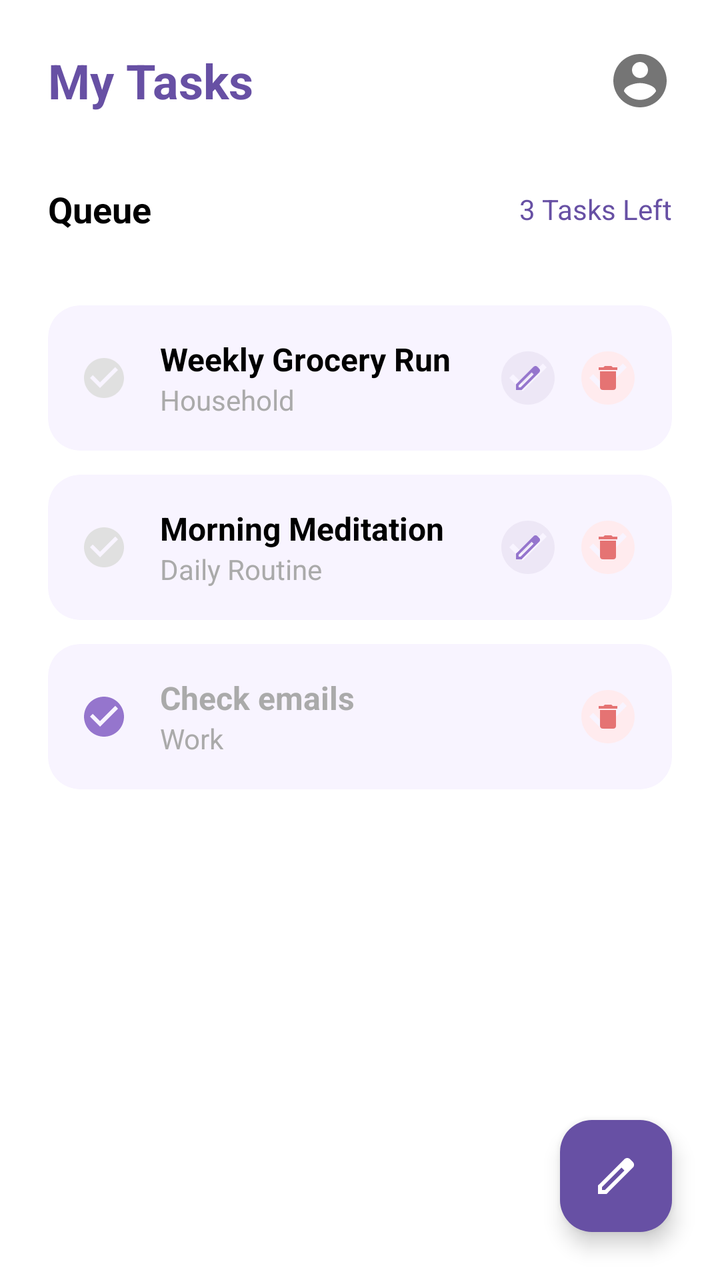
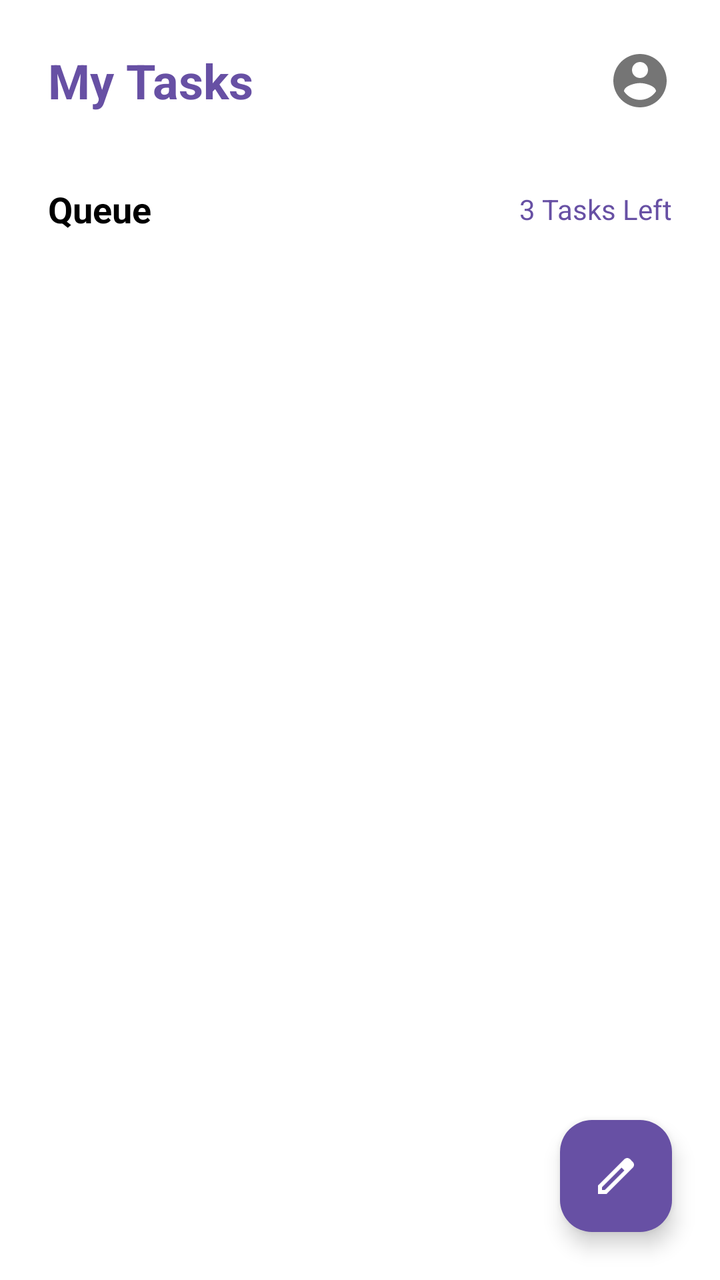

The first picture is an Android layout as it rendered before a commit; the second is the same layout after the commit. The layout source and the unified diff follow.
<!-- AndroidManifest.xml: application theme Theme.CheckIt -->
<!-- res/layout/activity_main.xml -->
<?xml version="1.0" encoding="utf-8"?>
<androidx.constraintlayout.widget.ConstraintLayout xmlns:android="http://schemas.android.com/apk/res/android"
    xmlns:app="http://schemas.android.com/apk/res-auto"
    xmlns:tools="http://schemas.android.com/tools"
    android:id="@+id/main"
    android:layout_width="match_parent"
    android:layout_height="match_parent"
    android:background="@color/white"
    tools:context=".MainActivity">

    
    <androidx.constraintlayout.widget.ConstraintLayout
        android:id="@+id/header"
        android:layout_width="match_parent"
        android:layout_height="wrap_content"
        android:padding="24dp"
        app:layout_constraintTop_toTopOf="parent">

        <TextView
            android:id="@+id/tv_title"
            android:layout_width="wrap_content"
            android:layout_height="wrap_content"
            android:text="@string/my_tasks"
            android:textColor="@color/branding_purple"
            android:textSize="24sp"
            android:textStyle="bold"
            app:layout_constraintBottom_toBottomOf="parent"
            app:layout_constraintStart_toStartOf="parent"
            app:layout_constraintTop_toTopOf="parent" />

        <ImageView
            android:id="@+id/iv_user_profile"
            android:layout_width="32dp"
            android:layout_height="32dp"
            android:clickable="true"
            android:focusable="true"
            android:src="@drawable/ic_account_circle"
            app:layout_constraintBottom_toBottomOf="parent"
            app:layout_constraintEnd_toEndOf="parent"
            app:layout_constraintTop_toTopOf="parent" />
    </androidx.constraintlayout.widget.ConstraintLayout>

    
    <androidx.constraintlayout.widget.ConstraintLayout
        android:id="@+id/queue_info"
        android:layout_width="match_parent"
        android:layout_height="wrap_content"
        android:paddingHorizontal="24dp"
        android:paddingVertical="12dp"
        app:layout_constraintTop_toBottomOf="@id/header">

        <TextView
            android:id="@+id/tv_queue_label"
            android:layout_width="wrap_content"
            android:layout_height="wrap_content"
            android:text="@string/queue_header"
            android:textColor="@color/black"
            android:textSize="18sp"
            android:textStyle="bold"
            app:layout_constraintStart_toStartOf="parent"
            app:layout_constraintTop_toTopOf="parent" />

        <TextView
            android:id="@+id/tv_tasks_left"
            android:layout_width="wrap_content"
            android:layout_height="wrap_content"
            android:text="@string/tasks_left"
            android:textColor="@color/branding_purple"
            android:textSize="14sp"
            app:layout_constraintBottom_toBottomOf="@id/tv_queue_label"
            app:layout_constraintEnd_toEndOf="parent"
            app:layout_constraintTop_toTopOf="@id/tv_queue_label" />
    </androidx.constraintlayout.widget.ConstraintLayout>

    
    <ScrollView
        android:layout_width="match_parent"
        android:layout_height="0dp"
        app:layout_constraintBottom_toBottomOf="parent"
        app:layout_constraintTop_toBottomOf="@id/queue_info">

        <LinearLayout
            android:layout_width="match_parent"
            android:layout_height="wrap_content"
            android:orientation="vertical"
            android:padding="24dp">

            
            <com.google.android.material.card.MaterialCardView
                android:layout_width="match_parent"
                android:layout_height="wrap_content"
                android:layout_marginBottom="12dp"
                app:cardBackgroundColor="@color/task_card_background"
                app:cardCornerRadius="16dp"
                app:cardElevation="0dp"
                app:strokeWidth="0dp">

                <androidx.constraintlayout.widget.ConstraintLayout
                    android:layout_width="match_parent"
                    android:layout_height="wrap_content"
                    android:padding="16dp">

                    <View
                        android:id="@+id/cb_task_1"
                        android:layout_width="24dp"
                        android:layout_height="24dp"
                        android:background="@drawable/ic_check_circle"
                        android:backgroundTint="@color/task_unchecked_tint"
                        app:layout_constraintBottom_toBottomOf="parent"
                        app:layout_constraintStart_toStartOf="parent"
                        app:layout_constraintTop_toTopOf="parent" />

                    <LinearLayout
                        android:layout_width="0dp"
                        android:layout_height="wrap_content"
                        android:layout_marginHorizontal="16dp"
                        android:orientation="vertical"
                        app:layout_constraintBottom_toBottomOf="parent"
                        app:layout_constraintEnd_toStartOf="@id/edit_container_1"
                        app:layout_constraintStart_toEndOf="@id/cb_task_1"
                        app:layout_constraintTop_toTopOf="parent">

                        <TextView
                            android:layout_width="wrap_content"
                            android:layout_height="wrap_content"
                            android:text="@string/task_1_title"
                            android:textColor="@color/black"
                            android:textSize="16sp"
                            android:textStyle="bold" />

                        <TextView
                            android:layout_width="wrap_content"
                            android:layout_height="wrap_content"
                            android:text="@string/task_1_subtitle"
                            android:textColor="@android:color/darker_gray"
                            android:textSize="14sp" />
                    </LinearLayout>

                    <FrameLayout
                        android:id="@+id/edit_container_1"
                        android:layout_width="32dp"
                        android:layout_height="32dp"
                        android:layout_marginEnd="8dp"
                        android:background="@drawable/ic_check_circle"
                        android:backgroundTint="@color/edit_icon_background"
                        app:layout_constraintBottom_toBottomOf="parent"
                        app:layout_constraintEnd_toStartOf="@id/delete_container_1"
                        app:layout_constraintTop_toTopOf="parent">
                        <ImageView
                            android:layout_width="16dp"
                            android:layout_height="16dp"
                            android:layout_gravity="center"
                            android:src="@drawable/ic_edit"
                            app:tint="@color/edit_icon_tint" />
                    </FrameLayout>

                    <FrameLayout
                        android:id="@+id/delete_container_1"
                        android:layout_width="32dp"
                        android:layout_height="32dp"
                        android:background="@drawable/ic_check_circle"
                        android:backgroundTint="@color/delete_icon_background"
                        app:layout_constraintBottom_toBottomOf="parent"
                        app:layout_constraintEnd_toEndOf="parent"
                        app:layout_constraintTop_toTopOf="parent">
                        <ImageView
                            android:layout_width="16dp"
                            android:layout_height="16dp"
                            android:layout_gravity="center"
                            android:src="@drawable/ic_delete"
                            app:tint="@color/delete_icon_tint" />
                    </FrameLayout>

                </androidx.constraintlayout.widget.ConstraintLayout>
            </com.google.android.material.card.MaterialCardView>

            
            <com.google.android.material.card.MaterialCardView
                android:layout_width="match_parent"
                android:layout_height="wrap_content"
                android:layout_marginBottom="12dp"
                app:cardBackgroundColor="@color/task_card_background"
                app:cardCornerRadius="16dp"
                app:cardElevation="0dp"
                app:strokeWidth="0dp">

                <androidx.constraintlayout.widget.ConstraintLayout
                    android:layout_width="match_parent"
                    android:layout_height="wrap_content"
                    android:padding="16dp">

                    <View
                        android:id="@+id/cb_task_2"
                        android:layout_width="24dp"
                        android:layout_height="24dp"
                        android:background="@drawable/ic_check_circle"
                        android:backgroundTint="@color/task_unchecked_tint"
                        app:layout_constraintBottom_toBottomOf="parent"
                        app:layout_constraintStart_toStartOf="parent"
                        app:layout_constraintTop_toTopOf="parent" />

                    <LinearLayout
                        android:layout_width="0dp"
                        android:layout_height="wrap_content"
                        android:layout_marginHorizontal="16dp"
                        android:orientation="vertical"
                        app:layout_constraintBottom_toBottomOf="parent"
                        app:layout_constraintEnd_toStartOf="@id/edit_container_2"
                        app:layout_constraintStart_toEndOf="@id/cb_task_2"
                        app:layout_constraintTop_toTopOf="parent">

                        <TextView
                            android:layout_width="wrap_content"
                            android:layout_height="wrap_content"
                            android:text="@string/task_2_title"
                            android:textColor="@color/black"
                            android:textSize="16sp"
                            android:textStyle="bold" />

                        <TextView
                            android:layout_width="wrap_content"
                            android:layout_height="wrap_content"
                            android:text="@string/task_2_subtitle"
                            android:textColor="@android:color/darker_gray"
                            android:textSize="14sp" />
                    </LinearLayout>

                    <FrameLayout
                        android:id="@+id/edit_container_2"
                        android:layout_width="32dp"
                        android:layout_height="32dp"
                        android:layout_marginEnd="8dp"
                        android:background="@drawable/ic_check_circle"
                        android:backgroundTint="@color/edit_icon_background"
                        app:layout_constraintBottom_toBottomOf="parent"
                        app:layout_constraintEnd_toStartOf="@id/delete_container_2"
                        app:layout_constraintTop_toTopOf="parent">
                        <ImageView
                            android:layout_width="16dp"
                            android:layout_height="16dp"
                            android:layout_gravity="center"
                            android:src="@drawable/ic_edit"
                            app:tint="@color/edit_icon_tint" />
                    </FrameLayout>

                    <FrameLayout
                        android:id="@+id/delete_container_2"
                        android:layout_width="32dp"
                        android:layout_height="32dp"
                        android:background="@drawable/ic_check_circle"
                        android:backgroundTint="@color/delete_icon_background"
                        app:layout_constraintBottom_toBottomOf="parent"
                        app:layout_constraintEnd_toEndOf="parent"
                        app:layout_constraintTop_toTopOf="parent">
                        <ImageView
                            android:layout_width="16dp"
                            android:layout_height="16dp"
                            android:layout_gravity="center"
                            android:src="@drawable/ic_delete"
                            app:tint="@color/delete_icon_tint" />
                    </FrameLayout>

                </androidx.constraintlayout.widget.ConstraintLayout>
            </com.google.android.material.card.MaterialCardView>

            
            <com.google.android.material.card.MaterialCardView
                android:layout_width="match_parent"
                android:layout_height="wrap_content"
                android:layout_marginBottom="12dp"
                app:cardBackgroundColor="@color/task_card_background"
                app:cardCornerRadius="16dp"
                app:cardElevation="0dp"
                app:strokeWidth="0dp">

                <androidx.constraintlayout.widget.ConstraintLayout
                    android:layout_width="match_parent"
                    android:layout_height="wrap_content"
                    android:padding="16dp">

                    <View
                        android:id="@+id/cb_task_3"
                        android:layout_width="24dp"
                        android:layout_height="24dp"
                        android:background="@drawable/ic_check_circle"
                        android:backgroundTint="@color/task_checked_tint"
                        app:layout_constraintBottom_toBottomOf="parent"
                        app:layout_constraintStart_toStartOf="parent"
                        app:layout_constraintTop_toTopOf="parent" />

                    <LinearLayout
                        android:layout_width="0dp"
                        android:layout_height="wrap_content"
                        android:layout_marginHorizontal="16dp"
                        android:orientation="vertical"
                        app:layout_constraintBottom_toBottomOf="parent"
                        app:layout_constraintEnd_toStartOf="@id/delete_container_3"
                        app:layout_constraintStart_toEndOf="@id/cb_task_3"
                        app:layout_constraintTop_toTopOf="parent">

                        <TextView
                            android:layout_width="wrap_content"
                            android:layout_height="wrap_content"
                            android:text="@string/task_3_title"
                            android:textColor="@android:color/darker_gray"
                            android:textSize="16sp"
                            android:textStyle="bold" />

                        <TextView
                            android:layout_width="wrap_content"
                            android:layout_height="wrap_content"
                            android:text="@string/task_3_subtitle"
                            android:textColor="@android:color/darker_gray"
                            android:textSize="14sp" />
                    </LinearLayout>

                    <FrameLayout
                        android:id="@+id/delete_container_3"
                        android:layout_width="32dp"
                        android:layout_height="32dp"
                        android:background="@drawable/ic_check_circle"
                        android:backgroundTint="@color/delete_icon_background"
                        app:layout_constraintBottom_toBottomOf="parent"
                        app:layout_constraintEnd_toEndOf="parent"
                        app:layout_constraintTop_toTopOf="parent">
                        <ImageView
                            android:layout_width="16dp"
                            android:layout_height="16dp"
                            android:layout_gravity="center"
                            android:src="@drawable/ic_delete"
                            app:tint="@color/delete_icon_tint" />
                    </FrameLayout>

                </androidx.constraintlayout.widget.ConstraintLayout>
            </com.google.android.material.card.MaterialCardView>

        </LinearLayout>
    </ScrollView>

    
    <com.google.android.material.floatingactionbutton.FloatingActionButton
        android:id="@+id/fab_add_task"
        android:layout_width="wrap_content"
        android:layout_height="wrap_content"
        android:layout_margin="24dp"
        android:backgroundTint="@color/branding_purple"
        android:contentDescription="Add New Task"
        android:src="@drawable/ic_edit"
        app:layout_constraintBottom_toBottomOf="parent"
        app:layout_constraintEnd_toEndOf="parent"
        app:tint="@color/white" />

</androidx.constraintlayout.widget.ConstraintLayout>
<!-- resources referenced by this layout -->
<resources>
  <color name="black">#FF000000</color>
  <color name="branding_purple">#6750A4</color>
  <color name="delete_icon_background">#FFEBEE</color>
  <color name="delete_icon_tint">#E57373</color>
  <color name="edit_icon_background">#EDE7F6</color>
  <color name="edit_icon_tint">#9575CD</color>
  <color name="task_card_background">#F8F4FF</color>
  <color name="task_checked_tint">#9575CD</color>
  <color name="task_unchecked_tint">#E0E0E0</color>
  <color name="white">#FFFFFFFF</color>
  <!-- drawable ic_account_circle (drawable) -->
  <vector xmlns:android="http://schemas.android.com/apk/res/android"
      android:width="24dp"
      android:height="24dp"
      android:viewportWidth="24"
      android:viewportHeight="24">
    <path
        android:fillColor="#757575"
        android:pathData="M12,2C6.48,2 2,6.48 2,12s4.48,10 10,10 10,-4.48 10,-10S17.52,2 12,2zM12,5c1.66,0 3,1.34 3,3s-1.34,3 -3,3 -3,-1.34 -3,-3 1.34,-3 3,-3zM12,19.2c-2.5,0 -4.71,-1.28 -6,-3.22 0.03,-1.99 4,-3.08 6,-3.08 1.99,0 5.97,1.09 6,3.08 -1.29,1.94 -3.5,3.22 -6,3.22z"/>
  </vector>
  <!-- drawable ic_check_circle (drawable) -->
  <vector xmlns:android="http://schemas.android.com/apk/res/android"
      android:width="24dp"
      android:height="24dp"
      android:viewportWidth="24"
      android:viewportHeight="24">
    <path
        android:fillColor="#000000"
        android:pathData="M12,2C6.48,2 2,6.48 2,12s4.48,10 10,10 10,-4.48 10,-10S17.52,2 12,2zM10,17l-5,-5 1.41,-1.41L10,14.17l7.59,-7.59L19,8l-9,9z"/>
  </vector>
  <!-- drawable ic_delete (drawable) -->
  <vector xmlns:android="http://schemas.android.com/apk/res/android"
      android:width="24dp"
      android:height="24dp"
      android:viewportWidth="24"
      android:viewportHeight="24">
    <path
        android:fillColor="#000000"
        android:pathData="M6,19c0,1.1 0.9,2 2,2h8c1.1,0 2,-0.9 2,-2V7H6v12zM19,4h-3.5l-1,-1h-5l-1,1H5v2h14V4z"/>
  </vector>
  <!-- drawable ic_edit (drawable) -->
  <vector xmlns:android="http://schemas.android.com/apk/res/android"
      android:width="24dp"
      android:height="24dp"
      android:viewportWidth="960"
      android:viewportHeight="960">
    <path
        android:pathData="M200,760h57l391,-391 -57,-57 -391,391v57ZM120,840v-170l528,-527q12,-11 26.5,-17t30.5,-6q16,0 31,6t26,18l55,56q12,11 17.5,26t5.5,30q0,16 -5.5,30.5T817,313L290,840L120,840ZM760,256 L704,200 760,256ZM619,341 L591,312 648,369 619,341Z"
        android:fillColor="#e3e3e3"/>
  </vector>
  <string name="my_tasks">My Tasks</string>
  <string name="queue_header">Queue</string>
  <string name="task_1_subtitle">Household</string>
  <string name="task_1_title">Weekly Grocery Run</string>
  <string name="task_2_subtitle">Daily Routine</string>
  <string name="task_2_title">Morning Meditation</string>
  <string name="task_3_subtitle">Work</string>
  <string name="task_3_title">Check emails</string>
  <string name="tasks_left">3 Tasks Left</string>
  <style name="Theme.CheckIt" parent="Base.Theme.CheckIt" />
  <style name="Base.Theme.CheckIt" parent="Theme.Material3.DayNight.NoActionBar">
          
          
      </style>
</resources>

<!-- the commit's change to res/layout/activity_main.xml (unified diff, before → after) -->
@@ -73,269 +73,14 @@
     </androidx.constraintlayout.widget.ConstraintLayout>
 
     
-    <ScrollView
+    <androidx.recyclerview.widget.RecyclerView
+        android:id="@+id/tasksRecyclerView"
         android:layout_width="match_parent"
         android:layout_height="0dp"
+        android:clipToPadding="false"
+        android:padding="24dp"
         app:layout_constraintBottom_toBottomOf="parent"
-        app:layout_constraintTop_toBottomOf="@id/queue_info">
-
-        <LinearLayout
-            android:layout_width="match_parent"
-            android:layout_height="wrap_content"
-            android:orientation="vertical"
-            android:padding="24dp">
-
-            
-            <com.google.android.material.card.MaterialCardView
-                android:layout_width="match_parent"
-                android:layout_height="wrap_content"
-                android:layout_marginBottom="12dp"
-                app:cardBackgroundColor="@color/task_card_background"
-                app:cardCornerRadius="16dp"
-                app:cardElevation="0dp"
-                app:strokeWidth="0dp">
-
-                <androidx.constraintlayout.widget.ConstraintLayout
-                    android:layout_width="match_parent"
-                    android:layout_height="wrap_content"
-                    android:padding="16dp">
-
-                    <View
-                        android:id="@+id/cb_task_1"
-                        android:layout_width="24dp"
-                        android:layout_height="24dp"
-                        android:background="@drawable/ic_check_circle"
-                        android:backgroundTint="@color/task_unchecked_tint"
-                        app:layout_constraintBottom_toBottomOf="parent"
-                        app:layout_constraintStart_toStartOf="parent"
-                        app:layout_constraintTop_toTopOf="parent" />
-
-                    <LinearLayout
-                        android:layout_width="0dp"
-                        android:layout_height="wrap_content"
-                        android:layout_marginHorizontal="16dp"
-                        android:orientation="vertical"
-                        app:layout_constraintBottom_toBottomOf="parent"
-                        app:layout_constraintEnd_toStartOf="@id/edit_container_1"
-                        app:layout_constraintStart_toEndOf="@id/cb_task_1"
-                        app:layout_constraintTop_toTopOf="parent">
-
-                        <TextView
-                            android:layout_width="wrap_content"
-                            android:layout_height="wrap_content"
-                            android:text="@string/task_1_title"
-                            android:textColor="@color/black"
-                            android:textSize="16sp"
-                            android:textStyle="bold" />
-
-                        <TextView
-                            android:layout_width="wrap_content"
-                            android:layout_height="wrap_content"
-                            android:text="@string/task_1_subtitle"
-                            android:textColor="@android:color/darker_gray"
-                            android:textSize="14sp" />
-                    </LinearLayout>
-
-                    <FrameLayout
-                        android:id="@+id/edit_container_1"
-                        android:layout_width="32dp"
-                        android:layout_height="32dp"
-                        android:layout_marginEnd="8dp"
-                        android:background="@drawable/ic_check_circle"
-                        android:backgroundTint="@color/edit_icon_background"
-                        app:layout_constraintBottom_toBottomOf="parent"
-                        app:layout_constraintEnd_toStartOf="@id/delete_container_1"
-                        app:layout_constraintTop_toTopOf="parent">
-                        <ImageView
-                            android:layout_width="16dp"
-                            android:layout_height="16dp"
-                            android:layout_gravity="center"
-                            android:src="@drawable/ic_edit"
-                            app:tint="@color/edit_icon_tint" />
-                    </FrameLayout>
-
-                    <FrameLayout
-                        android:id="@+id/delete_container_1"
-                        android:layout_width="32dp"
-                        android:layout_height="32dp"
-                        android:background="@drawable/ic_check_circle"
-                        android:backgroundTint="@color/delete_icon_background"
-                        app:layout_constraintBottom_toBottomOf="parent"
-                        app:layout_constraintEnd_toEndOf="parent"
-                        app:layout_constraintTop_toTopOf="parent">
-                        <ImageView
-                            android:layout_width="16dp"
-                            android:layout_height="16dp"
-                            android:layout_gravity="center"
-                            android:src="@drawable/ic_delete"
-                            app:tint="@color/delete_icon_tint" />
-                    </FrameLayout>
-
-                </androidx.constraintlayout.widget.ConstraintLayout>
-            </com.google.android.material.card.MaterialCardView>
-
-            
-            <com.google.android.material.card.MaterialCardView
-                android:layout_width="match_parent"
-                android:layout_height="wrap_content"
-                android:layout_marginBottom="12dp"
-                app:cardBackgroundColor="@color/task_card_background"
-                app:cardCornerRadius="16dp"
-                app:cardElevation="0dp"
-                app:strokeWidth="0dp">
-
-                <androidx.constraintlayout.widget.ConstraintLayout
-                    android:layout_width="match_parent"
-                    android:layout_height="wrap_content"
-                    android:padding="16dp">
-
-                    <View
-                        android:id="@+id/cb_task_2"
-                        android:layout_width="24dp"
-                        android:layout_height="24dp"
-                        android:background="@drawable/ic_check_circle"
-                        android:backgroundTint="@color/task_unchecked_tint"
-                        app:layout_constraintBottom_toBottomOf="parent"
-                        app:layout_constraintStart_toStartOf="parent"
-                        app:layout_constraintTop_toTopOf="parent" />
-
-                    <LinearLayout
-                        android:layout_width="0dp"
-                        android:layout_height="wrap_content"
-                        android:layout_marginHorizontal="16dp"
-                        android:orientation="vertical"
-                        app:layout_constraintBottom_toBottomOf="parent"
-                        app:layout_constraintEnd_toStartOf="@id/edit_container_2"
-                        app:layout_constraintStart_toEndOf="@id/cb_task_2"
-                        app:layout_constraintTop_toTopOf="parent">
-
-                        <TextView
-                            android:layout_width="wrap_content"
-                            android:layout_height="wrap_content"
-                            android:text="@string/task_2_title"
-                            android:textColor="@color/black"
-                            android:textSize="16sp"
-                            android:textStyle="bold" />
-
-                        <TextView
-                            android:layout_width="wrap_content"
-                            android:layout_height="wrap_content"
-                            android:text="@string/task_2_subtitle"
-                            android:textColor="@android:color/darker_gray"
-                            android:textSize="14sp" />
-                    </LinearLayout>
-
-                    <FrameLayout
-                        android:id="@+id/edit_container_2"
-                        android:layout_width="32dp"
-                        android:layout_height="32dp"
-                        android:layout_marginEnd="8dp"
-                        android:background="@drawable/ic_check_circle"
-                        android:backgroundTint="@color/edit_icon_background"
-                        app:layout_constraintBottom_toBottomOf="parent"
-                        app:layout_constraintEnd_toStartOf="@id/delete_container_2"
-                        app:layout_constraintTop_toTopOf="parent">
-                        <ImageView
-                            android:layout_width="16dp"
-                            android:layout_height="16dp"
-                            android:layout_gravity="center"
-                            android:src="@drawable/ic_edit"
-                            app:tint="@color/edit_icon_tint" />
-                    </FrameLayout>
-
-                    <FrameLayout
-                        android:id="@+id/delete_container_2"
-                        android:layout_width="32dp"
-                        android:layout_height="32dp"
-                        android:background="@drawable/ic_check_circle"
-                        android:backgroundTint="@color/delete_icon_background"
-                        app:layout_constraintBottom_toBottomOf="parent"
-                        app:layout_constraintEnd_toEndOf="parent"
-                        app:layout_constraintTop_toTopOf="parent">
-                        <ImageView
-                            android:layout_width="16dp"
-                            android:layout_height="16dp"
-                            android:layout_gravity="center"
-                            android:src="@drawable/ic_delete"
-                            app:tint="@color/delete_icon_tint" />
-                    </FrameLayout>
-
-                </androidx.constraintlayout.widget.ConstraintLayout>
-            </com.google.android.material.card.MaterialCardView>
-
-            
-            <com.google.android.material.card.MaterialCardView
-                android:layout_width="match_parent"
-                android:layout_height="wrap_content"
-                android:layout_marginBottom="12dp"
-                app:cardBackgroundColor="@color/task_card_background"
-                app:cardCornerRadius="16dp"
-                app:cardElevation="0dp"
-                app:strokeWidth="0dp">
-
-                <androidx.constraintlayout.widget.ConstraintLayout
-                    android:layout_width="match_parent"
-                    android:layout_height="wrap_content"
-                    android:padding="16dp">
-
-                    <View
-                        android:id="@+id/cb_task_3"
-                        android:layout_width="24dp"
-                        android:layout_height="24dp"
-                        android:background="@drawable/ic_check_circle"
-                        android:backgroundTint="@color/task_checked_tint"
-                        app:layout_constraintBottom_toBottomOf="parent"
-                        app:layout_constraintStart_toStartOf="parent"
-                        app:layout_constraintTop_toTopOf="parent" />
-
-                    <LinearLayout
-                        android:layout_width="0dp"
-                        android:layout_height="wrap_content"
-                        android:layout_marginHorizontal="16dp"
-                        android:orientation="vertical"
-                        app:layout_constraintBottom_toBottomOf="parent"
-                        app:layout_constraintEnd_toStartOf="@id/delete_container_3"
-                        app:layout_constraintStart_toEndOf="@id/cb_task_3"
-                        app:layout_constraintTop_toTopOf="parent">
-
-                        <TextView
-                            android:layout_width="wrap_content"
-                            android:layout_height="wrap_content"
-                            android:text="@string/task_3_title"
-                            android:textColor="@android:color/darker_gray"
-                            android:textSize="16sp"
-                            android:textStyle="bold" />
-
-                        <TextView
-                            android:layout_width="wrap_content"
-                            android:layout_height="wrap_content"
-                            android:text="@string/task_3_subtitle"
-                            android:textColor="@android:color/darker_gray"
-                            android:textSize="14sp" />
-                    </LinearLayout>
-
-                    <FrameLayout
-                        android:id="@+id/delete_container_3"
-                        android:layout_width="32dp"
-                        android:layout_height="32dp"
-                        android:background="@drawable/ic_check_circle"
-                        android:backgroundTint="@color/delete_icon_background"
-                        app:layout_constraintBottom_toBottomOf="parent"
-                        app:layout_constraintEnd_toEndOf="parent"
-                        app:layout_constraintTop_toTopOf="parent">
-                        <ImageView
-                            android:layout_width="16dp"
-                            android:layout_height="16dp"
-                            android:layout_gravity="center"
-                            android:src="@drawable/ic_delete"
-                            app:tint="@color/delete_icon_tint" />
-                    </FrameLayout>
-
-                </androidx.constraintlayout.widget.ConstraintLayout>
-            </com.google.android.material.card.MaterialCardView>
-
-        </LinearLayout>
-    </ScrollView>
+        app:layout_constraintTop_toBottomOf="@id/queue_info" />
 
     
     <com.google.android.material.floatingactionbutton.FloatingActionButton
<!-- resource entries referenced after the edit -->
@@ -2,13 +2,6 @@
 <resources>
   <color name="black">#FF000000</color>
   <color name="branding_purple">#6750A4</color>
-  <color name="delete_icon_background">#FFEBEE</color>
-  <color name="delete_icon_tint">#E57373</color>
-  <color name="edit_icon_background">#EDE7F6</color>
-  <color name="edit_icon_tint">#9575CD</color>
-  <color name="task_card_background">#F8F4FF</color>
-  <color name="task_checked_tint">#9575CD</color>
-  <color name="task_unchecked_tint">#E0E0E0</color>
   <color name="white">#FFFFFFFF</color>
   <!-- drawable ic_account_circle (drawable) -->
   <vector xmlns:android="http://schemas.android.com/apk/res/android"
@@ -19,26 +12,6 @@
     <path
         android:fillColor="#757575"
         android:pathData="M12,2C6.48,2 2,6.48 2,12s4.48,10 10,10 10,-4.48 10,-10S17.52,2 12,2zM12,5c1.66,0 3,1.34 3,3s-1.34,3 -3,3 -3,-1.34 -3,-3 1.34,-3 3,-3zM12,19.2c-2.5,0 -4.71,-1.28 -6,-3.22 0.03,-1.99 4,-3.08 6,-3.08 1.99,0 5.97,1.09 6,3.08 -1.29,1.94 -3.5,3.22 -6,3.22z"/>
-  </vector>
-  <!-- drawable ic_check_circle (drawable) -->
-  <vector xmlns:android="http://schemas.android.com/apk/res/android"
-      android:width="24dp"
-      android:height="24dp"
-      android:viewportWidth="24"
-      android:viewportHeight="24">
-    <path
-        android:fillColor="#000000"
-        android:pathData="M12,2C6.48,2 2,6.48 2,12s4.48,10 10,10 10,-4.48 10,-10S17.52,2 12,2zM10,17l-5,-5 1.41,-1.41L10,14.17l7.59,-7.59L19,8l-9,9z"/>
-  </vector>
-  <!-- drawable ic_delete (drawable) -->
-  <vector xmlns:android="http://schemas.android.com/apk/res/android"
-      android:width="24dp"
-      android:height="24dp"
-      android:viewportWidth="24"
-      android:viewportHeight="24">
-    <path
-        android:fillColor="#000000"
-        android:pathData="M6,19c0,1.1 0.9,2 2,2h8c1.1,0 2,-0.9 2,-2V7H6v12zM19,4h-3.5l-1,-1h-5l-1,1H5v2h14V4z"/>
   </vector>
   <!-- drawable ic_edit (drawable) -->
   <vector xmlns:android="http://schemas.android.com/apk/res/android"
@@ -52,12 +25,6 @@
   </vector>
   <string name="my_tasks">My Tasks</string>
   <string name="queue_header">Queue</string>
-  <string name="task_1_subtitle">Household</string>
-  <string name="task_1_title">Weekly Grocery Run</string>
-  <string name="task_2_subtitle">Daily Routine</string>
-  <string name="task_2_title">Morning Meditation</string>
-  <string name="task_3_subtitle">Work</string>
-  <string name="task_3_title">Check emails</string>
   <string name="tasks_left">3 Tasks Left</string>
   <style name="Theme.CheckIt" parent="Base.Theme.CheckIt" />
   <style name="Base.Theme.CheckIt" parent="Theme.Material3.DayNight.NoActionBar">
